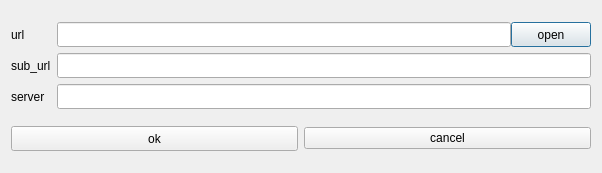
Above: item_set_dialog.ui from Seppura-y/MediaPublisher before the change. Below: the same form after it.
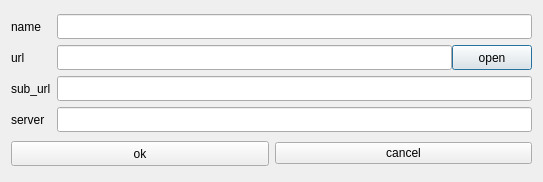
That is the form after the change.

What changed in the file:
```diff
--- a/item_set_dialog.ui
+++ b/item_set_dialog.ui
@@ -6,8 +6,8 @@
    <rect>
     <x>0</x>
     <y>0</y>
-    <width>602</width>
-    <height>173</height>
+    <width>543</width>
+    <height>182</height>
    </rect>
   </property>
   <property name="windowTitle">
@@ -17,29 +17,6 @@
    <item>
     <layout class="QGridLayout" name="gridLayout">
      <item row="2" column="1">
-      <widget class="QLineEdit" name="le_server">
-       <property name="minimumSize">
-        <size>
-         <width>0</width>
-         <height>25</height>
-        </size>
-       </property>
-       <property name="maximumSize">
-        <size>
-         <width>16777215</width>
-         <height>25</height>
-        </size>
-       </property>
-      </widget>
-     </item>
-     <item row="1" column="0">
-      <widget class="QLabel" name="label_2">
-       <property name="text">
-        <string>sub_url</string>
-       </property>
-      </widget>
-     </item>
-     <item row="1" column="1">
       <widget class="QLineEdit" name="le_sub_url">
        <property name="minimumSize">
         <size>
@@ -56,20 +33,27 @@
       </widget>
      </item>
      <item row="2" column="0">
-      <widget class="QLabel" name="label_3">
+      <widget class="QLabel" name="label_2">
        <property name="text">
-        <string>server</string>
+        <string>sub_url</string>
        </property>
       </widget>
      </item>
-     <item row="0" column="0">
+     <item row="1" column="0">
       <widget class="QLabel" name="label">
        <property name="text">
         <string>url</string>
        </property>
       </widget>
      </item>
-     <item row="0" column="1">
+     <item row="3" column="0">
+      <widget class="QLabel" name="label_3">
+       <property name="text">
+        <string>server</string>
+       </property>
+      </widget>
+     </item>
+     <item row="1" column="1">
       <widget class="QWidget" name="wid_url" native="true">
        <property name="minimumSize">
         <size>
@@ -137,6 +121,57 @@
        </layout>
       </widget>
      </item>
+     <item row="3" column="1">
+      <widget class="QLineEdit" name="le_server">
+       <property name="minimumSize">
+        <size>
+         <width>0</width>
+         <height>25</height>
+        </size>
+       </property>
+       <property name="maximumSize">
+        <size>
+         <width>16777215</width>
+         <height>25</height>
+        </size>
+       </property>
+      </widget>
+     </item>
+     <item row="0" column="0">
+      <widget class="QLabel" name="label_4">
+       <property name="minimumSize">
+        <size>
+         <width>0</width>
+         <height>25</height>
+        </size>
+       </property>
+       <property name="maximumSize">
+        <size>
+         <width>16777213</width>
+         <height>25</height>
+        </size>
+       </property>
+       <property name="text">
+        <string>name</string>
+       </property>
+      </widget>
+     </item>
+     <item row="0" column="1">
+      <widget class="QLineEdit" name="le_name">
+       <property name="minimumSize">
+        <size>
+         <width>0</width>
+         <height>25</height>
+        </size>
+       </property>
+       <property name="maximumSize">
+        <size>
+         <width>16777215</width>
+         <height>25</height>
+        </size>
+       </property>
+      </widget>
+     </item>
     </layout>
    </item>
    <item>
```
